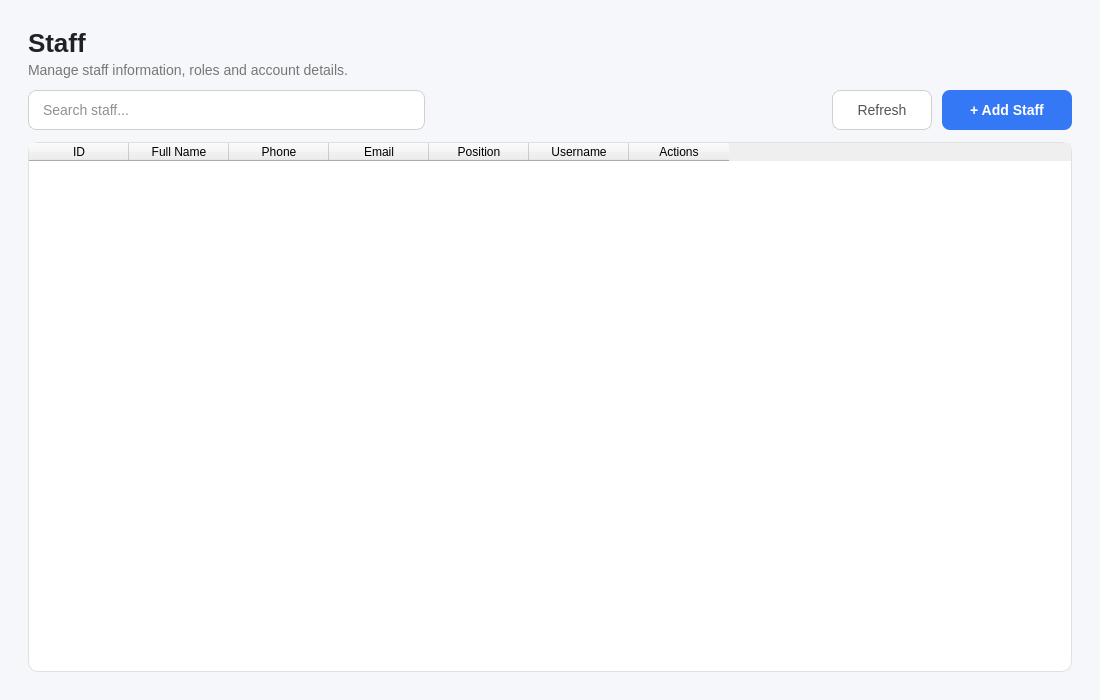
nuibof/PhoneStoreManagement, file gui/widgets/staffpage.ui: the form before one commit.
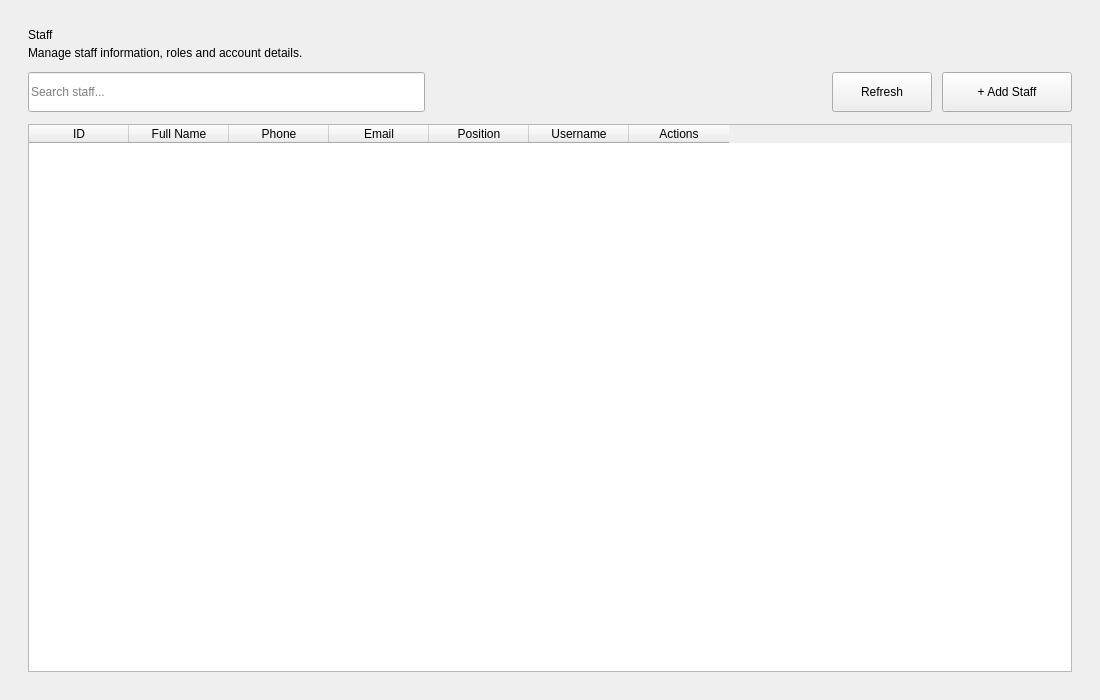
The form after the commit.

```diff
--- a/gui/widgets/staffpage.ui
+++ b/gui/widgets/staffpage.ui
@@ -17,107 +17,6 @@
             <string>Staff</string>
         </property>
 
-        <property name="styleSheet">
-            <string notr="true">
-
-                QWidget#StaffPage {
-                background-color: #F5F7FA;
-                }
-
-                QLabel#lblTitle {
-                color: #202124;
-                font-size: 26px;
-                font-weight: bold;
-                }
-
-                QLabel#lblSubtitle {
-                color: #777777;
-                font-size: 14px;
-                }
-
-                QLineEdit#txtSearch {
-                background-color: #FFFFFF;
-                color: #222222;
-                border: 1px solid #D0D0D0;
-                border-radius: 8px;
-                padding: 9px 12px;
-                font-size: 14px;
-                }
-
-                QLineEdit#txtSearch:focus {
-                border: 1px solid #3478F6;
-                }
-
-                QPushButton#btnAdd {
-                background-color: #3478F6;
-                color: #FFFFFF;
-                border: none;
-                border-radius: 8px;
-                padding: 10px 18px;
-                font-size: 14px;
-                font-weight: bold;
-                }
-
-                QPushButton#btnAdd:hover {
-                background-color: #4A8CFF;
-                }
-
-                QPushButton#btnAdd:pressed {
-                background-color: #2864D7;
-                }
-
-                QPushButton#btnRefresh {
-                background-color: #FFFFFF;
-                color: #555555;
-                border: 1px solid #D0D0D0;
-                border-radius: 8px;
-                padding: 10px 16px;
-                font-size: 14px;
-                }
-
-                QPushButton#btnRefresh:hover {
-                background-color: #F0F4FF;
-                color: #3478F6;
-                border: 1px solid #B8C9F5;
-                }
-
-                QTableWidget#tblStaff {
-                background-color: #FFFFFF;
-                color: #222222;
-                border: 1px solid #E0E0E0;
-                border-radius: 10px;
-                gridline-color: #E8E8E8;
-                font-size: 13px;
-                selection-background-color: #EAF1FF;
-                selection-color: #222222;
-                }
-
-                QTableWidget#tblStaff QHeaderView::section {
-                background-color: #F8F9FB;
-                color: #555555;
-                border: none;
-                border-bottom: 1px solid #E0E0E0;
-                padding: 10px 8px;
-                font-size: 13px;
-                font-weight: bold;
-                }
-
-                QTableWidget#tblStaff QHeaderView::section:horizontal {
-                border-right: 1px solid #E8E8E8;
-                }
-
-                QTableWidget#tblStaff::item {
-                padding: 8px;
-                }
-
-                QTableWidget#tblStaff::item:selected {
-                background-color: #EAF1FF;
-                color: #222222;
-                }
-
-            </string>
-        </property>
-
         <layout class="QVBoxLayout" name="verticalLayout">
 
             <property name="spacing">
```
